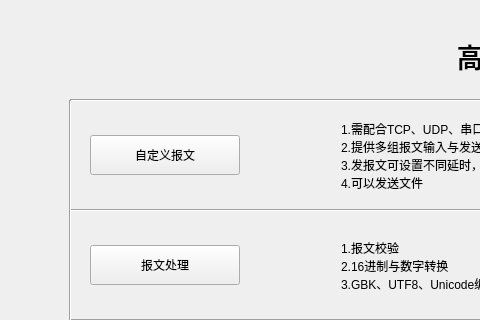
Old version of the form form/frmfunctions.ui in the repository whx110123/nettool; both pictures show x 0 to 480 and y 0 to 320 of the 1000 by 600 pixel window.
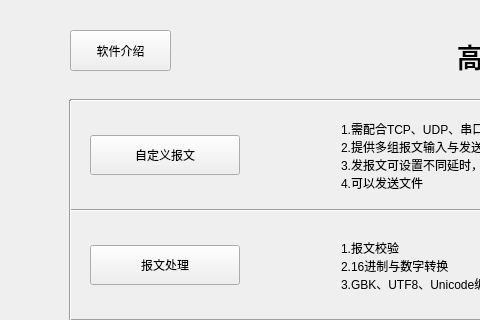
New version of the form. Icons and pictures are not drawn.

```diff
--- a/form/frmfunctions.ui
+++ b/form/frmfunctions.ui
@@ -361,6 +361,29 @@
     <enum>Qt::Vertical</enum>
    </property>
   </widget>
+  <widget class="QPushButton" name="pbintro">
+   <property name="geometry">
+    <rect>
+     <x>70</x>
+     <y>30</y>
+     <width>101</width>
+     <height>41</height>
+    </rect>
+   </property>
+   <property name="text">
+    <string>软件介绍</string>
+   </property>
+   <property name="icon">
+    <iconset resource="../other/main.qrc">
+     <normaloff>:/res/main.ico</normaloff>:/res/main.ico</iconset>
+   </property>
+   <property name="iconSize">
+    <size>
+     <width>32</width>
+     <height>32</height>
+    </size>
+   </property>
+  </widget>
  </widget>
  <resources/>
  <connections/>
```
Left out of the diff: 18 changed lines with no effect on the pictures.
